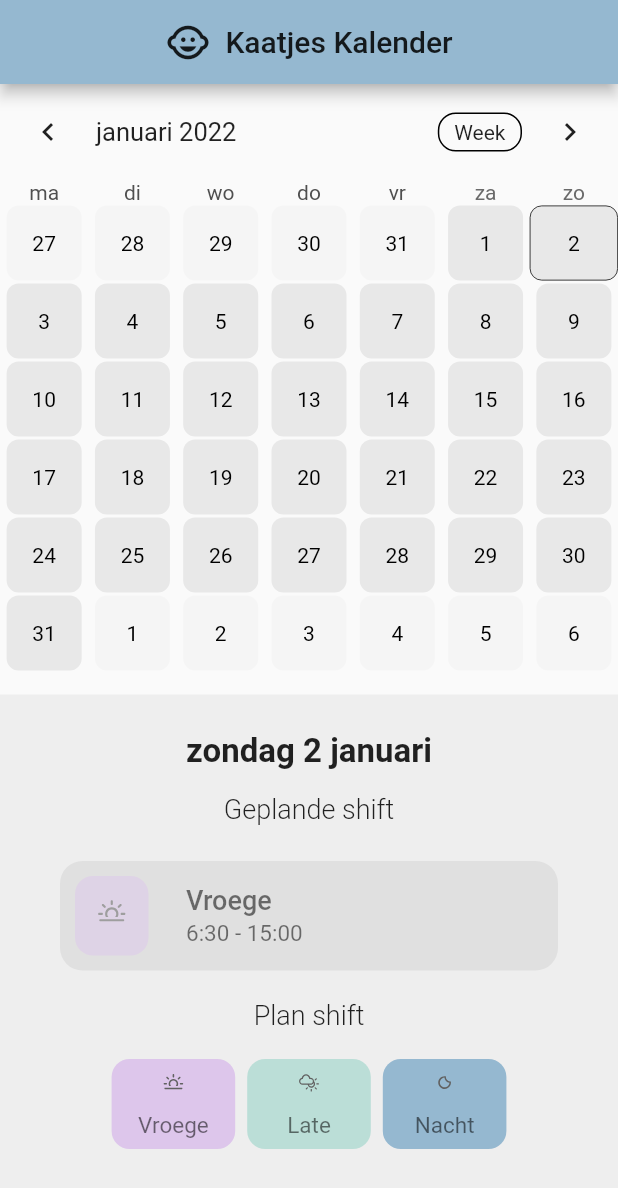
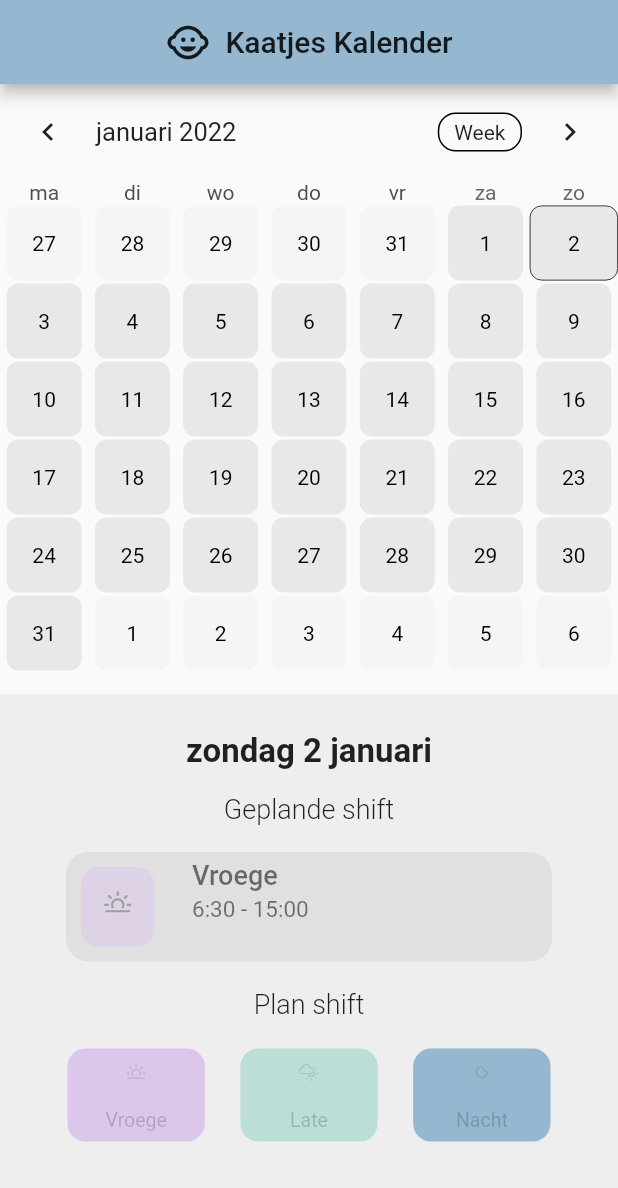
Before and after one commit to TNelen/shift-tracker, a Flutter app: the screen it shows after launch, after a tap on "Vroege", on a phone screen of 412 x 824 dp. Shown: the top 1188 px of the screen. Run offline on Flutter 3.47's test engine with Material 2 defaults, Android fonts, the phone set to English and light mode, and no system bars; drawn by our look-alikes of table_calendar; our stand-ins replace shared_preferences, weather_icons.

Commit message:
added ability to remove event and disabled buttons when a shift is already planned

```diff
--- a/shifts/lib/main.dart
+++ b/shifts/lib/main.dart
@@ -1,4 +1,5 @@
 import 'dart:collection';
+import 'dart:math';
 
 import 'package:flutter/material.dart';
 import 'package:shared_preferences/shared_preferences.dart';
@@ -289,28 +290,72 @@ class _MyHomePageState extends State<MyHomePage> {
                           ),
                         ),
                         SizedBox(
-                          height: 20,
+                          height: 10,
                         ),
-                        Center(
+                        Padding(
+                          padding:
+                              EdgeInsets.symmetric(horizontal: 40, vertical: 4),
+                          child: Container(
+                            height: 81,
+                            child: Center(
                               child: ValueListenableBuilder<List<Event>>(
                                 valueListenable: _selectedEvents,
                                 builder: (context, events, _) {
                                   if (events.length != 0) {
-                                return ShiftEvent(events[0].shift);
+                                    return Dismissible(
+                                      key: UniqueKey(),
+                                      child: ShiftEvent(events[0].shift),
+                                      background: Container(
+                                        decoration: BoxDecoration(
+                                          borderRadius:
+                                              BorderRadius.circular(8.0),
+                                          color: Constants.delete,
+                                        ),
+                                        alignment: Alignment.centerRight,
+                                        padding: EdgeInsets.only(right: 20.0),
+                                        child: Icon(Icons.delete,
+                                            color: Colors.white),
+                                      ),
+                                      secondaryBackground: Container(
+                                        decoration: BoxDecoration(
+                                          borderRadius:
+                                              BorderRadius.circular(8.0),
+                                          color: Constants.delete,
+                                        ),
+                                        alignment: Alignment.centerRight,
+                                        padding: EdgeInsets.only(right: 20.0),
+                                        child: Icon(Icons.delete,
+                                            color: Colors.white),
+                                      ),
+                                      onDismissed: (direction) {
+                                        eventLoader.removeEvent(
+                                            _selectedDay ?? _focusedDay);
+
+                                        setState(() {
+                                          _selectedEvents.value =
+                                              _getEventsForDay(_focusedDay);
+                                        });
+                                      },
+                                    );
                                   } else {
-                                return Text(
+                                    return SizedBox(
+                                      height: 81,
+                                      child: Text(
                                         "Geen shift",
                                         style: TextStyle(
                                             color: Colors.black54,
                                             fontSize: 15,
                                             fontWeight: FontWeight.w300),
+                                      ),
                                     );
                                   }
                                 },
                               ),
                             ),
+                          ),
+                        ),
                         SizedBox(
-                          height: 15,
+                          height: 10,
                         ),
                         Center(
                           child: Text(
@@ -325,43 +370,56 @@ class _MyHomePageState extends State<MyHomePage> {
                           height: 15,
                         ),
                         Center(
+                          child: Padding(
+                            padding: EdgeInsets.symmetric(
+                                horizontal: 45, vertical: 4),
                             child: Row(
-                            mainAxisAlignment: MainAxisAlignment.center,
+                              mainAxisAlignment: MainAxisAlignment.spaceBetween,
                               children: [
                                 InkWell(
                                   onTap: () {
+                                    if (_selectedEvents.value.isEmpty) {
                                       eventLoader.addEvent(
                                           _selectedDay ?? _focusedDay,
                                           ShiftType.VROEGE);
                                       _selectedEvents.value =
                                           _getEventsForDay(_focusedDay);
                                       setState(() {});
+                                    }
                                   },
-                                child: ShiftButton(ShiftType.VROEGE),
+                                  child: ShiftButton(ShiftType.VROEGE,
+                                      _selectedEvents.value.isEmpty),
                                 ),
                                 InkWell(
                                   onTap: () {
+                                    if (_selectedEvents.value.isEmpty) {
                                       eventLoader.addEvent(
                                           _selectedDay ?? _focusedDay,
                                           ShiftType.LATE);
                                       _selectedEvents.value =
                                           _getEventsForDay(_focusedDay);
                                       setState(() {});
+                                    }
                                   },
-                                child: ShiftButton(ShiftType.LATE),
+                                  child: ShiftButton(ShiftType.LATE,
+                                      _selectedEvents.value.isEmpty),
                                 ),
                                 InkWell(
                                   onTap: () {
+                                    if (_selectedEvents.value.isEmpty) {
                                       eventLoader.addEvent(
                                           _selectedDay ?? _focusedDay,
                                           ShiftType.NACHT);
                                       _selectedEvents.value =
                                           _getEventsForDay(_focusedDay);
                                       setState(() {});
+                                    }
                                   },
-                                child: ShiftButton(ShiftType.NACHT),
+                                  child: ShiftButton(ShiftType.NACHT,
+                                      _selectedEvents.value.isEmpty),
                                 ),
                               ],
+                            ),
                           ),
                         ),
                         SizedBox(
@@ -381,12 +439,14 @@ class _MyHomePageState extends State<MyHomePage> {
                   ),
                 );
               } else {
-                return SizedBox(
+                return Center(
+                  child: SizedBox(
                     child: CircularProgressIndicator(
                       backgroundColor: Colors.red,
                     ),
-                  width: 80,
-                  height: 80,
+                    width: 50,
+                    height: 50,
+                  ),
                 );
               }
             }));
--- a/shifts/lib/util/constants.dart
+++ b/shifts/lib/util/constants.dart
@@ -6,6 +6,9 @@ class Constants {
   static const Color blue = Color.fromRGBO(149, 184, 208, 1);
   static const Color green = Color.fromRGBO(187, 222, 215, 1);
   static const Color pink = Color.fromRGBO(221, 198, 235, 1);
+
+  static Color delete = Color.fromRGBO(255, 155, 155, 1).withOpacity(0.5);
+
   static Color grey = Colors.grey.shade200;
 
   static const IconData vroege = WeatherIcons.horizon_alt;
--- a/shifts/lib/util/eventLoader.dart
+++ b/shifts/lib/util/eventLoader.dart
@@ -8,7 +8,6 @@ import 'package:shifts/util/util.dart';
 class Eventloader {
   late LinkedHashMap<DateTime, List<Event>> events = LinkedHashMap();
   late SharedPreferences _prefs;
-
 
   Future<bool> init() async {
     bool ready = false;
@@ -53,6 +52,13 @@ class Eventloader {
   void addEvent(DateTime time, ShiftType type) {
     _prefs.setString(time.toString(), getShiftName(type));
     this.events.putIfAbsent(time, () => [Event(type)]);
-    print("Event toegevoegd: ${time.toString()}, ${type}");
+    print("Event toegevoegd: ${time.toString()}, $type");
+  }
+
+  void removeEvent(DateTime time) {
+    this.events.remove(time);
+    _prefs.remove(time.toString());
+
+    print("Cached event verwijderd: ${time.toString()}");
   }
 }
--- a/shifts/lib/util/shiftButton.dart
+++ b/shifts/lib/util/shiftButton.dart
@@ -6,22 +6,19 @@ import 'package:shifts/util/util.dart';
 
 class ShiftButton extends StatelessWidget {
   late ShiftType shiftType;
+  late bool enabled;
 
-  ShiftButton(this.shiftType);
+  ShiftButton(this.shiftType, this.enabled);
 
   @override
   Widget build(BuildContext context) {
     return Container(
-        width: MediaQuery.of(context).size.width / 5,
-        margin: const EdgeInsets.symmetric(
-          horizontal: 4.0,
-          vertical: 4.0,
-        ),
+      width: MediaQuery.of(context).size.width / 4.5,
       decoration: BoxDecoration(
         borderRadius: BorderRadius.circular(12.0),
         color: getColorForShift(this.shiftType),
       ),
-        padding: EdgeInsets.symmetric(vertical: 7, horizontal: 15),
+      padding: EdgeInsets.symmetric(vertical: 7, horizontal: 5),
       child: Column(
         crossAxisAlignment: CrossAxisAlignment.center,
         mainAxisAlignment: MainAxisAlignment.center,
@@ -29,20 +26,19 @@ class ShiftButton extends StatelessWidget {
           Icon(
             getShiftIcon(this.shiftType),
             size: 18,
-              color: Colors.grey.shade700,
+            color: this.enabled ?  Colors.grey.shade700 : Colors.grey.shade700.withOpacity(0.2) ,
           ),
-            SizedBox(height: 10),
+          SizedBox(height: 15),
           Text(
             getShiftName(this.shiftType),
             style: TextStyle(
-                  color: Colors.black54,
-                  fontSize: 15,
+                color: this.enabled ? Colors.black54 : Colors.black54.withOpacity(0.2),
+                fontSize: 13,
                 fontWeight: FontWeight.w400),
             textAlign: TextAlign.center,
           )
         ],
       ),
-
     );
   }
 }
--- a/shifts/lib/util/shiftEvent.dart
+++ b/shifts/lib/util/shiftEvent.dart
@@ -13,10 +13,7 @@ class ShiftEvent extends StatelessWidget {
     return Card(
       elevation: 0,
       color: Colors.grey.shade300,
-      margin: const EdgeInsets.symmetric(
-        horizontal: 40.0,
-        vertical: 4.0,
-      ),
+
       shape: RoundedRectangleBorder(
         borderRadius: BorderRadius.all(Radius.circular(15)),
       ),
```
Lines whose indentation alone changed are shown as unchanged.
